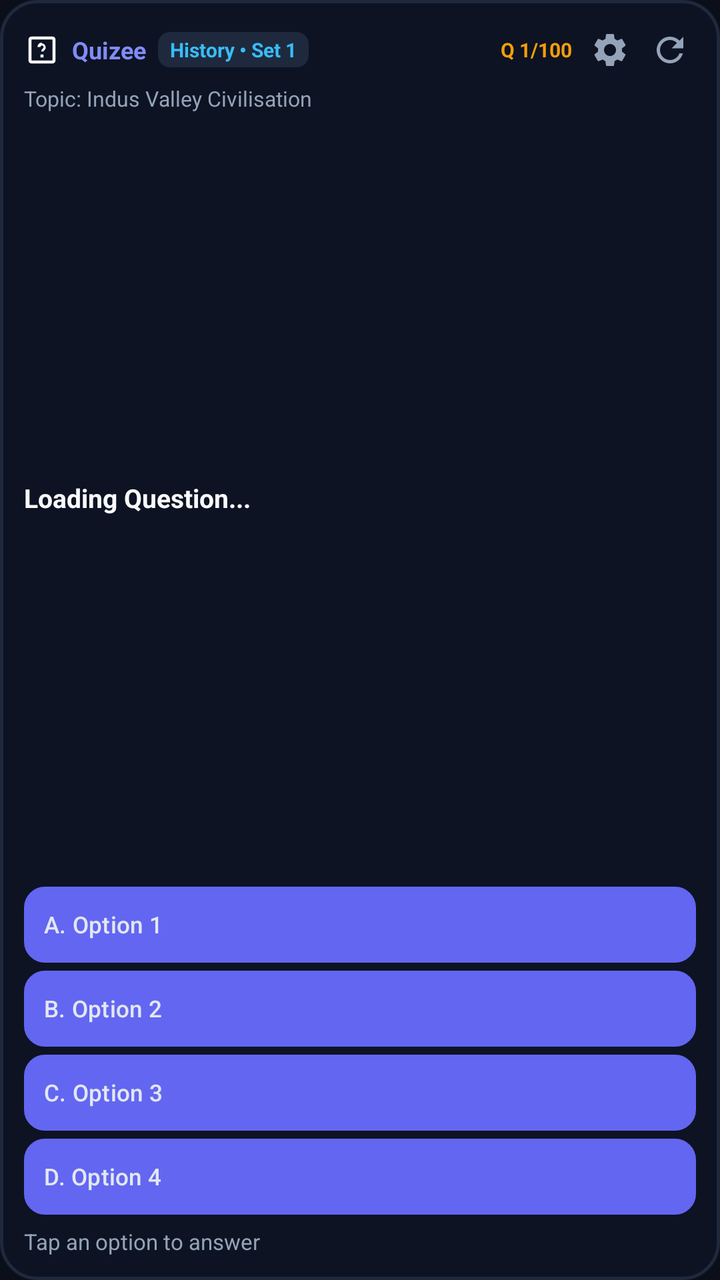
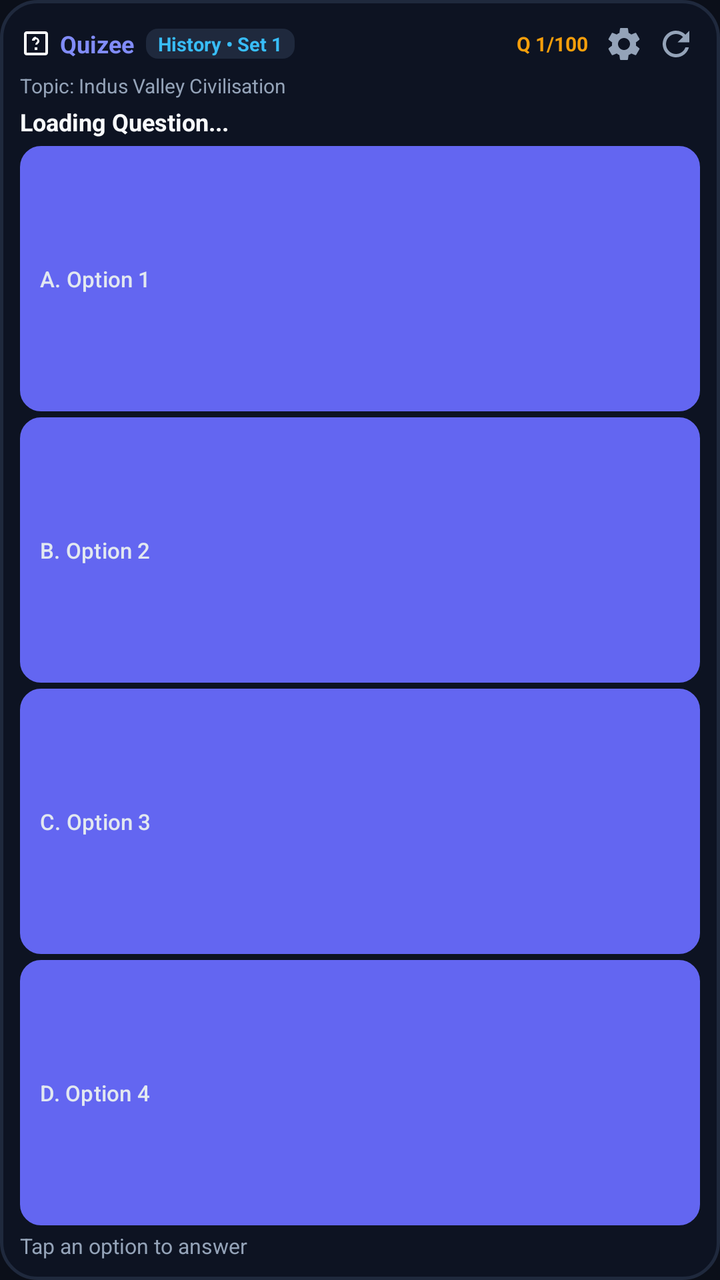

An Android layout rendered at two revisions. The XML below is the earlier revision; the diff shows what the commit changed to produce the second picture.
<!-- AndroidManifest.xml: application theme Theme.QuizLock -->
<!-- res/layout/widget_custom_topic_layout.xml -->
<?xml version="1.0" encoding="utf-8"?>
<LinearLayout xmlns:android="http://schemas.android.com/apk/res/android"
    android:id="@+id/widget_root"
    android:layout_width="match_parent"
    android:layout_height="match_parent"
    android:background="@drawable/bg_widget_card"
    android:orientation="vertical"
    android:padding="12dp">

    
    <RelativeLayout
        android:layout_width="match_parent"
        android:layout_height="wrap_content"
        android:layout_marginBottom="4dp">

        <LinearLayout
            android:id="@+id/widget_header_left"
            android:layout_width="wrap_content"
            android:layout_height="wrap_content"
            android:layout_alignParentStart="true"
            android:layout_centerVertical="true"
            android:gravity="center_vertical"
            android:orientation="horizontal">

            <ImageView
                android:id="@+id/widget_img_logo"
                android:layout_width="18dp"
                android:layout_height="18dp"
                android:layout_marginEnd="6dp"
                android:src="@drawable/ic_quiz" />

            <TextView
                android:id="@+id/widget_tv_title"
                android:layout_width="wrap_content"
                android:layout_height="wrap_content"
                android:text="Quizee"
                android:textColor="#818CF8"
                android:textSize="12sp"
                android:textStyle="bold" />

            <TextView
                android:id="@+id/widget_tv_badge"
                android:layout_width="wrap_content"
                android:layout_height="wrap_content"
                android:layout_marginStart="6dp"
                android:background="@drawable/bg_widget_badge"
                android:ellipsize="end"
                android:maxLines="1"
                android:paddingHorizontal="6dp"
                android:paddingVertical="2dp"
                android:text="History • Set 1"
                android:textColor="#38BDF8"
                android:textSize="10sp"
                android:textStyle="bold" />
        </LinearLayout>

        <LinearLayout
            android:id="@+id/widget_header_right"
            android:layout_width="wrap_content"
            android:layout_height="wrap_content"
            android:layout_alignParentEnd="true"
            android:layout_centerVertical="true"
            android:gravity="center_vertical"
            android:orientation="horizontal">

            <TextView
                android:id="@+id/widget_tv_counter"
                android:layout_width="wrap_content"
                android:layout_height="wrap_content"
                android:layout_marginEnd="6dp"
                android:text="Q 1/100"
                android:textColor="#F59E0B"
                android:textSize="10sp"
                android:textStyle="bold" />

            <ImageButton
                android:id="@+id/widget_btn_config"
                android:layout_width="26dp"
                android:layout_height="26dp"
                android:layout_marginEnd="4dp"
                android:background="?android:attr/selectableItemBackground"
                android:contentDescription="Change Topic or Set"
                android:padding="3dp"
                android:scaleType="fitCenter"
                android:src="@drawable/ic_widget_settings" />

            <ImageButton
                android:id="@+id/widget_btn_refresh"
                android:layout_width="26dp"
                android:layout_height="26dp"
                android:background="?android:attr/selectableItemBackground"
                android:contentDescription="Next or Refresh Question"
                android:padding="3dp"
                android:scaleType="fitCenter"
                android:src="@drawable/ic_widget_refresh" />
        </LinearLayout>
    </RelativeLayout>

    
    <TextView
        android:id="@+id/widget_tv_topic"
        android:layout_width="match_parent"
        android:layout_height="wrap_content"
        android:layout_marginBottom="4dp"
        android:ellipsize="end"
        android:maxLines="1"
        android:text="Topic: Indus Valley Civilisation"
        android:textColor="#94A3B8"
        android:textSize="10.5sp" />

    
    <LinearLayout
        android:layout_width="match_parent"
        android:layout_height="0dp"
        android:layout_weight="1"
        android:gravity="center_vertical"
        android:orientation="vertical"
        android:paddingVertical="2dp"
        android:layout_marginBottom="6dp">

        <TextView
            android:id="@+id/widget_tv_question"
            android:layout_width="match_parent"
            android:layout_height="wrap_content"
            android:ellipsize="end"
            android:lineSpacingExtra="2dp"
            android:maxLines="6"
            android:text="Loading Question..."
            android:textColor="#F8FAFC"
            android:textSize="13sp"
            android:textStyle="bold" />
    </LinearLayout>

    
    <LinearLayout
        android:layout_width="match_parent"
        android:layout_height="wrap_content"
        android:orientation="vertical">

        <Button
            android:id="@+id/widget_btn_opt1"
            android:layout_width="match_parent"
            android:layout_height="wrap_content"
            android:minHeight="38dp"
            android:layout_marginBottom="4dp"
            android:background="@drawable/bg_widget_option_default"
            android:ellipsize="end"
            android:gravity="start|center_vertical"
            android:maxLines="2"
            android:paddingHorizontal="10dp"
            android:paddingVertical="4dp"
            android:text="A. Option 1"
            android:textAllCaps="false"
            android:textColor="#E2E8F0"
            android:textSize="11.5sp" />

        <Button
            android:id="@+id/widget_btn_opt2"
            android:layout_width="match_parent"
            android:layout_height="wrap_content"
            android:minHeight="38dp"
            android:layout_marginBottom="4dp"
            android:background="@drawable/bg_widget_option_default"
            android:ellipsize="end"
            android:gravity="start|center_vertical"
            android:maxLines="2"
            android:paddingHorizontal="10dp"
            android:paddingVertical="4dp"
            android:text="B. Option 2"
            android:textAllCaps="false"
            android:textColor="#E2E8F0"
            android:textSize="11.5sp" />

        <Button
            android:id="@+id/widget_btn_opt3"
            android:layout_width="match_parent"
            android:layout_height="wrap_content"
            android:minHeight="38dp"
            android:layout_marginBottom="4dp"
            android:background="@drawable/bg_widget_option_default"
            android:ellipsize="end"
            android:gravity="start|center_vertical"
            android:maxLines="2"
            android:paddingHorizontal="10dp"
            android:paddingVertical="4dp"
            android:text="C. Option 3"
            android:textAllCaps="false"
            android:textColor="#E2E8F0"
            android:textSize="11.5sp" />

        <Button
            android:id="@+id/widget_btn_opt4"
            android:layout_width="match_parent"
            android:layout_height="wrap_content"
            android:minHeight="38dp"
            android:background="@drawable/bg_widget_option_default"
            android:ellipsize="end"
            android:gravity="start|center_vertical"
            android:maxLines="2"
            android:paddingHorizontal="10dp"
            android:paddingVertical="4dp"
            android:text="D. Option 4"
            android:textAllCaps="false"
            android:textColor="#E2E8F0"
            android:textSize="11.5sp" />
    </LinearLayout>

    
    <RelativeLayout
        android:layout_width="match_parent"
        android:layout_height="wrap_content"
        android:layout_marginTop="6dp">

        <TextView
            android:id="@+id/widget_tv_feedback"
            android:layout_width="wrap_content"
            android:layout_height="wrap_content"
            android:layout_alignParentStart="true"
            android:layout_centerVertical="true"
            android:layout_toStartOf="@+id/widget_btn_next"
            android:ellipsize="end"
            android:maxLines="1"
            android:text="Tap an option to answer"
            android:textColor="#94A3B8"
            android:textSize="11sp" />

        <Button
            android:id="@+id/widget_btn_next"
            android:layout_width="wrap_content"
            android:layout_height="30dp"
            android:layout_alignParentEnd="true"
            android:layout_centerVertical="true"
            android:background="@drawable/bg_widget_btn_next"
            android:minWidth="70dp"
            android:paddingHorizontal="10dp"
            android:text="Next ➔"
            android:textAllCaps="false"
            android:textColor="#FFFFFF"
            android:textSize="11sp"
            android:textStyle="bold"
            android:visibility="gone" />
    </RelativeLayout>
</LinearLayout>
<!-- resources referenced by this layout -->
<resources>
  <!-- drawable bg_widget_badge (drawable) -->
  <?xml version="1.0" encoding="utf-8"?>
  <shape xmlns:android="http://schemas.android.com/apk/res/android"
      android:shape="rectangle">
      <corners android:radius="6dp" />
      <solid android:color="#1F293D" />
  </shape>
  <!-- drawable bg_widget_btn_next (drawable) -->
  <?xml version="1.0" encoding="utf-8"?>
  <shape xmlns:android="http://schemas.android.com/apk/res/android"
      android:shape="rectangle">
      <corners android:radius="10dp" />
      <solid android:color="#4F46E5" />
  </shape>
  <!-- drawable bg_widget_card (drawable) -->
  <?xml version="1.0" encoding="utf-8"?>
  <shape xmlns:android="http://schemas.android.com/apk/res/android"
      android:shape="rectangle">
      <corners android:radius="18dp" />
      <solid android:color="#0D1322" />
      <stroke
          android:width="1.5dp"
          android:color="#1F293D" />
  </shape>
  <!-- drawable bg_widget_option_default (drawable) -->
  <?xml version="1.0" encoding="utf-8"?>
  <shape xmlns:android="http://schemas.android.com/apk/res/android"
      android:shape="rectangle">
      <corners android:radius="10dp" />
      <solid android:color="#161F30" />
      <stroke
          android:width="1dp"
          android:color="#26354D" />
  </shape>
  <!-- drawable ic_quiz (drawable) -->
  <vector xmlns:android="http://schemas.android.com/apk/res/android"
      android:width="24dp"
      android:height="24dp"
      android:viewportWidth="24"
      android:viewportHeight="24">
    <path
        android:fillColor="#FFFFFFFF"
        android:pathData="M19,3H5C3.9,3 3,3.9 3,5v14c0,1.1 0.9,2 2,2h14c1.1,0 2,-0.9 2,-2V5C21,3.9 20.1,3 19,3zM19,19H5V5h14V19zM11,15h2v2h-2V15zM12,7c-1.66,0 -3,1.34 -3,3h2c0,-0.55 0.45,-1 1,-1s1,0.45 1,1c0,1 -1.5,1.5 -1.5,3h1.5c0,-0.75 1.5,-1.25 1.5,-2.5 0,-1.66 -1.34,-3 -3,-3z"/>
  </vector>
  <!-- drawable ic_widget_refresh (drawable) -->
  <vector xmlns:android="http://schemas.android.com/apk/res/android"
      android:width="24dp"
      android:height="24dp"
      android:viewportWidth="24"
      android:viewportHeight="24">
    <path
        android:fillColor="#94A3B8"
        android:pathData="M17.65,6.35C16.2,4.9 14.21,4 12,4c-4.42,0 -7.99,3.58 -7.99,8s3.57,8 7.99,8c3.73,0 6.84,-2.55 7.73,-6h-2.08c-0.82,2.33 -3.04,4 -5.65,4 -3.31,0 -6,-2.69 -6,-6s2.69,-6 6,-6c1.66,0 3.14,0.69 4.22,1.78L13,11h7V4l-2.35,2.35z"/>
  </vector>
  <style name="Theme.QuizLock" parent="Theme.Material3.DayNight.NoActionBar">
          <item name="colorPrimary">@color/primary</item>
          <item name="colorPrimaryDark">@color/primary_dark</item>
          <item name="colorAccent">@color/accent</item>
          <item name="colorSurface">@color/card_dark</item>
          <item name="colorOnSurface">@color/text_primary</item>
          <item name="colorSurfaceVariant">@color/card_dark_elevated</item>
          <item name="colorOnSurfaceVariant">@color/text_secondary</item>
          <item name="android:windowBackground">@color/bg_dark</item>
          <item name="android:colorBackground">@color/bg_dark</item>
          <item name="android:statusBarColor">@color/bg_dark</item>
          <item name="android:navigationBarColor">@color/bg_dark</item>
          <item name="android:windowLightStatusBar">false</item>
          <item name="android:windowLightNavigationBar">false</item>
      </style>
  <color name="primary">#6366F1</color>
  <color name="primary_dark">#4F46E5</color>
  <color name="accent">#6366F1</color>
  <color name="card_dark">#151D2C</color>
  <color name="text_primary">#F8FAFC</color>
  <color name="card_dark_elevated">#1C2638</color>
  <color name="text_secondary">#94A3B8</color>
  <color name="bg_dark">#0B0F19</color>
  <!-- unchanged entries left out for length: 1 -->
</resources>

<!-- the commit's change to res/layout/widget_custom_topic_layout.xml (unified diff, before → after) -->
@@ -5,28 +5,71 @@
     android:layout_height="match_parent"
     android:background="@drawable/bg_widget_card"
     android:orientation="vertical"
-    android:padding="12dp">
+    android:padding="10dp">
 
     
     <RelativeLayout
         android:layout_width="match_parent"
         android:layout_height="wrap_content"
-        android:layout_marginBottom="4dp">
+        android:layout_marginBottom="2dp">
+
+        <LinearLayout
+            android:id="@+id/widget_header_right"
+            android:layout_width="wrap_content"
+            android:layout_height="wrap_content"
+            android:layout_alignParentEnd="true"
+            android:layout_centerVertical="true"
+            android:gravity="center_vertical"
+            android:orientation="horizontal">
+
+            <TextView
+                android:id="@+id/widget_tv_counter"
+                android:layout_width="wrap_content"
+                android:layout_height="wrap_content"
+                android:layout_marginEnd="6dp"
+                android:text="Q 1/100"
+                android:textColor="#F59E0B"
+                android:textSize="10sp"
+                android:textStyle="bold" />
+
+            <ImageButton
+                android:id="@+id/widget_btn_config"
+                android:layout_width="24dp"
+                android:layout_height="24dp"
+                android:layout_marginEnd="2dp"
+                android:background="?android:attr/selectableItemBackground"
+                android:contentDescription="Change Topic or Set"
+                android:padding="2dp"
+                android:scaleType="fitCenter"
+                android:src="@drawable/ic_widget_settings" />
+
+            <ImageButton
+                android:id="@+id/widget_btn_refresh"
+                android:layout_width="24dp"
+                android:layout_height="24dp"
+                android:background="?android:attr/selectableItemBackground"
+                android:contentDescription="Next or Refresh Question"
+                android:padding="2dp"
+                android:scaleType="fitCenter"
+                android:src="@drawable/ic_widget_refresh" />
+        </LinearLayout>
 
         <LinearLayout
             android:id="@+id/widget_header_left"
-            android:layout_width="wrap_content"
+            android:layout_width="match_parent"
             android:layout_height="wrap_content"
             android:layout_alignParentStart="true"
+            android:layout_toStartOf="@+id/widget_header_right"
+            android:layout_marginEnd="6dp"
             android:layout_centerVertical="true"
             android:gravity="center_vertical"
             android:orientation="horizontal">
 
             <ImageView
                 android:id="@+id/widget_img_logo"
-                android:layout_width="18dp"
-                android:layout_height="18dp"
-                android:layout_marginEnd="6dp"
+                android:layout_width="16dp"
+                android:layout_height="16dp"
+                android:layout_marginEnd="4dp"
                 android:src="@drawable/ic_quiz" />
 
             <TextView
@@ -47,53 +90,12 @@
                 android:ellipsize="end"
                 android:maxLines="1"
                 android:paddingHorizontal="6dp"
-                android:paddingVertical="2dp"
+                android:paddingVertical="1dp"
                 android:text="History • Set 1"
                 android:textColor="#38BDF8"
-                android:textSize="10sp"
+                android:textSize="9.5sp"
                 android:textStyle="bold" />
         </LinearLayout>
-
-        <LinearLayout
-            android:id="@+id/widget_header_right"
-            android:layout_width="wrap_content"
-            android:layout_height="wrap_content"
-            android:layout_alignParentEnd="true"
-            android:layout_centerVertical="true"
-            android:gravity="center_vertical"
-            android:orientation="horizontal">
-
-            <TextView
-                android:id="@+id/widget_tv_counter"
-                android:layout_width="wrap_content"
-                android:layout_height="wrap_content"
-                android:layout_marginEnd="6dp"
-                android:text="Q 1/100"
-                android:textColor="#F59E0B"
-                android:textSize="10sp"
-                android:textStyle="bold" />
-
-            <ImageButton
-                android:id="@+id/widget_btn_config"
-                android:layout_width="26dp"
-                android:layout_height="26dp"
-                android:layout_marginEnd="4dp"
-                android:background="?android:attr/selectableItemBackground"
-                android:contentDescription="Change Topic or Set"
-                android:padding="3dp"
-                android:scaleType="fitCenter"
-                android:src="@drawable/ic_widget_settings" />
-
-            <ImageButton
-                android:id="@+id/widget_btn_refresh"
-                android:layout_width="26dp"
-                android:layout_height="26dp"
-                android:background="?android:attr/selectableItemBackground"
-                android:contentDescription="Next or Refresh Question"
-                android:padding="3dp"
-                android:scaleType="fitCenter"
-                android:src="@drawable/ic_widget_refresh" />
-        </LinearLayout>
     </RelativeLayout>
 
     
@@ -101,115 +103,107 @@
         android:id="@+id/widget_tv_topic"
         android:layout_width="match_parent"
         android:layout_height="wrap_content"
-        android:layout_marginBottom="4dp"
+        android:layout_marginBottom="3dp"
         android:ellipsize="end"
         android:maxLines="1"
         android:text="Topic: Indus Valley Civilisation"
         android:textColor="#94A3B8"
-        android:textSize="10.5sp" />
+        android:textSize="10sp" />
+
+    
+    <TextView
+        android:id="@+id/widget_tv_question"
+        android:layout_width="match_parent"
+        android:layout_height="wrap_content"
+        android:layout_marginBottom="4dp"
+        android:ellipsize="end"
+        android:lineSpacingExtra="1.5dp"
+        android:maxLines="3"
+        android:text="Loading Question..."
+        android:textColor="#F8FAFC"
+        android:textSize="12sp"
+        android:textStyle="bold" />
 
     
     <LinearLayout
         android:layout_width="match_parent"
         android:layout_height="0dp"
         android:layout_weight="1"
-        android:gravity="center_vertical"
-        android:orientation="vertical"
-        android:paddingVertical="2dp"
-        android:layout_marginBottom="6dp">
-
-        <TextView
-            android:id="@+id/widget_tv_question"
-            android:layout_width="match_parent"
-            android:layout_height="wrap_content"
-            android:ellipsize="end"
-            android:lineSpacingExtra="2dp"
-            android:maxLines="6"
-            android:text="Loading Question..."
-            android:textColor="#F8FAFC"
-            android:textSize="13sp"
-            android:textStyle="bold" />
+        android:orientation="vertical">
+
+        <Button
+            android:id="@+id/widget_btn_opt1"
+            android:layout_width="match_parent"
+            android:layout_height="0dp"
+            android:layout_weight="1"
+            android:layout_marginBottom="3dp"
+            android:background="@drawable/bg_widget_option_default"
+            android:ellipsize="end"
+            android:gravity="start|center_vertical"
+            android:maxLines="2"
+            android:paddingHorizontal="10dp"
+            android:paddingVertical="0dp"
+            android:text="A. Option 1"
+            android:textAllCaps="false"
+            android:textColor="#E2E8F0"
+            android:textSize="11sp" />
+
+        <Button
+            android:id="@+id/widget_btn_opt2"
+            android:layout_width="match_parent"
+            android:layout_height="0dp"
+            android:layout_weight="1"
+            android:layout_marginBottom="3dp"
+            android:background="@drawable/bg_widget_option_default"
+            android:ellipsize="end"
+            android:gravity="start|center_vertical"
+            android:maxLines="2"
+            android:paddingHorizontal="10dp"
+            android:paddingVertical="0dp"
+            android:text="B. Option 2"
+            android:textAllCaps="false"
+            android:textColor="#E2E8F0"
+            android:textSize="11sp" />
+
+        <Button
+            android:id="@+id/widget_btn_opt3"
+            android:layout_width="match_parent"
+            android:layout_height="0dp"
+            android:layout_weight="1"
+            android:layout_marginBottom="3dp"
+            android:background="@drawable/bg_widget_option_default"
+            android:ellipsize="end"
+            android:gravity="start|center_vertical"
+            android:maxLines="2"
+            android:paddingHorizontal="10dp"
+            android:paddingVertical="0dp"
+            android:text="C. Option 3"
+            android:textAllCaps="false"
+            android:textColor="#E2E8F0"
+            android:textSize="11sp" />
+
+        <Button
+            android:id="@+id/widget_btn_opt4"
+            android:layout_width="match_parent"
+            android:layout_height="0dp"
+            android:layout_weight="1"
+            android:background="@drawable/bg_widget_option_default"
+            android:ellipsize="end"
+            android:gravity="start|center_vertical"
+            android:maxLines="2"
+            android:paddingHorizontal="10dp"
+            android:paddingVertical="0dp"
+            android:text="D. Option 4"
+            android:textAllCaps="false"
+            android:textColor="#E2E8F0"
+            android:textSize="11sp" />
     </LinearLayout>
 
     
-    <LinearLayout
-        android:layout_width="match_parent"
-        android:layout_height="wrap_content"
-        android:orientation="vertical">
-
-        <Button
-            android:id="@+id/widget_btn_opt1"
-            android:layout_width="match_parent"
-            android:layout_height="wrap_content"
-            android:minHeight="38dp"
-            android:layout_marginBottom="4dp"
-            android:background="@drawable/bg_widget_option_default"
-            android:ellipsize="end"
-            android:gravity="start|center_vertical"
-            android:maxLines="2"
-            android:paddingHorizontal="10dp"
-            android:paddingVertical="4dp"
-            android:text="A. Option 1"
-            android:textAllCaps="false"
-            android:textColor="#E2E8F0"
-            android:textSize="11.5sp" />
-
-        <Button
-            android:id="@+id/widget_btn_opt2"
-            android:layout_width="match_parent"
-            android:layout_height="wrap_content"
-            android:minHeight="38dp"
-            android:layout_marginBottom="4dp"
-            android:background="@drawable/bg_widget_option_default"
-            android:ellipsize="end"
-            android:gravity="start|center_vertical"
-            android:maxLines="2"
-            android:paddingHorizontal="10dp"
-            android:paddingVertical="4dp"
-            android:text="B. Option 2"
-            android:textAllCaps="false"
-            android:textColor="#E2E8F0"
-            android:textSize="11.5sp" />
-
-        <Button
-            android:id="@+id/widget_btn_opt3"
-            android:layout_width="match_parent"
-            android:layout_height="wrap_content"
-            android:minHeight="38dp"
-            android:layout_marginBottom="4dp"
-            android:background="@drawable/bg_widget_option_default"
-            android:ellipsize="end"
-            android:gravity="start|center_vertical"
-            android:maxLines="2"
-            android:paddingHorizontal="10dp"
-            android:paddingVertical="4dp"
-            android:text="C. Option 3"
-            android:textAllCaps="false"
-            android:textColor="#E2E8F0"
-            android:textSize="11.5sp" />
-
-        <Button
-            android:id="@+id/widget_btn_opt4"
-            android:layout_width="match_parent"
-            android:layout_height="wrap_content"
-            android:minHeight="38dp"
-            android:background="@drawable/bg_widget_option_default"
-            android:ellipsize="end"
-            android:gravity="start|center_vertical"
-            android:maxLines="2"
-            android:paddingHorizontal="10dp"
-            android:paddingVertical="4dp"
-            android:text="D. Option 4"
-            android:textAllCaps="false"
-            android:textColor="#E2E8F0"
-            android:textSize="11.5sp" />
-    </LinearLayout>
-
-    
     <RelativeLayout
         android:layout_width="match_parent"
         android:layout_height="wrap_content"
-        android:layout_marginTop="6dp">
+        android:layout_marginTop="3dp">
 
         <TextView
             android:id="@+id/widget_tv_feedback"
@@ -222,21 +216,21 @@
             android:maxLines="1"
             android:text="Tap an option to answer"
             android:textColor="#94A3B8"
-            android:textSize="11sp" />
+            android:textSize="10.5sp" />
 
         <Button
             android:id="@+id/widget_btn_next"
             android:layout_width="wrap_content"
-            android:layout_height="30dp"
+            android:layout_height="26dp"
             android:layout_alignParentEnd="true"
             android:layout_centerVertical="true"
             android:background="@drawable/bg_widget_btn_next"
-            android:minWidth="70dp"
-            android:paddingHorizontal="10dp"
+            android:minWidth="65dp"
+            android:paddingHorizontal="8dp"
             android:text="Next ➔"
             android:textAllCaps="false"
             android:textColor="#FFFFFF"
-            android:textSize="11sp"
+            android:textSize="10.5sp"
             android:textStyle="bold"
             android:visibility="gone" />
     </RelativeLayout>
